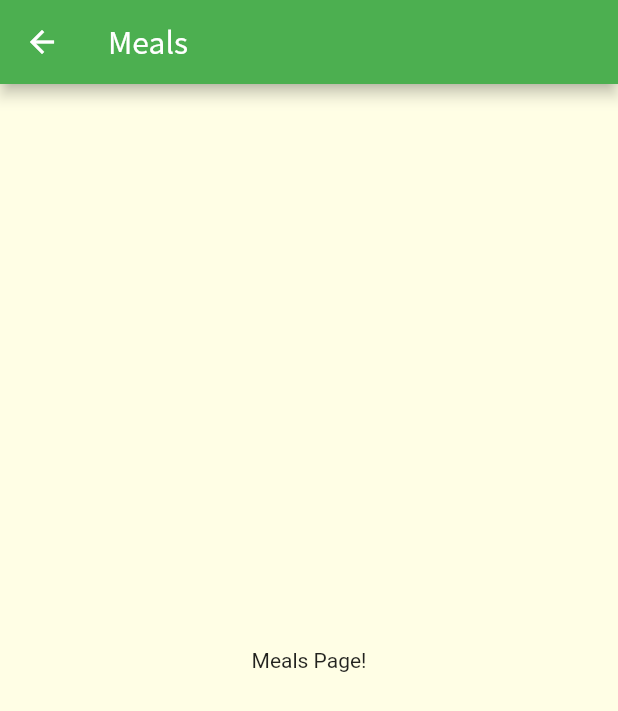
After one commit to DimaMamaev/flutter-nav, a Flutter app: the screen it shows after launch, after a tap on "Italian", on a phone screen of 412 x 824 dp. The commit adds this screen. Shown: the top 711 px of the screen. Run offline on Flutter 3.47's test engine with Material 2 defaults, Android fonts, the phone set to English and light mode, and no system bars.

Commit message:
added new route to meals page

```diff
--- a/lib/components/category-item/category-item.dart
+++ b/lib/components/category-item/category-item.dart
@@ -1,4 +1,5 @@
 import 'package:flutter/material.dart';
+import 'package:menuApp/screens/meals/meals.dart';
 
 class CategoryItem extends StatelessWidget {
   final String title;
@@ -6,9 +7,23 @@ class CategoryItem extends StatelessWidget {
 
   CategoryItem({this.title, this.color});
 
+  void onRouteHandler(BuildContext ctx) {
+    Navigator.of(ctx).push(
+      MaterialPageRoute(
+        builder: (_) {
+          return MealsScreen();
+        },
+      ),
+    );
+  }
+
   @override
   Widget build(BuildContext context) {
-    return Container(
+    return InkWell(
+      onTap: () => onRouteHandler(context),
+      splashColor: Colors.white,
+      borderRadius: BorderRadius.circular(10),
+      child: Container(
         padding: const EdgeInsets.all(15),
         child: Text(
           title,
@@ -21,6 +36,7 @@ class CategoryItem extends StatelessWidget {
               end: Alignment.bottomRight,
             ),
             borderRadius: BorderRadius.circular(10)),
+      ),
     );
   }
 }
--- /dev/null
+++ b/lib/screens/meals/meals.dart
@@ -0,0 +1,15 @@
+import 'package:flutter/material.dart';
+
+class MealsScreen extends StatelessWidget {
+  @override
+  Widget build(BuildContext context) {
+    return Scaffold(
+      appBar: AppBar(
+        title: Text('Meals'),
+      ),
+      body: Center(
+        child: Text('Meals Page!'),
+      ),
+    );
+  }
+}
```
Lines whose indentation alone changed are shown as unchanged.
